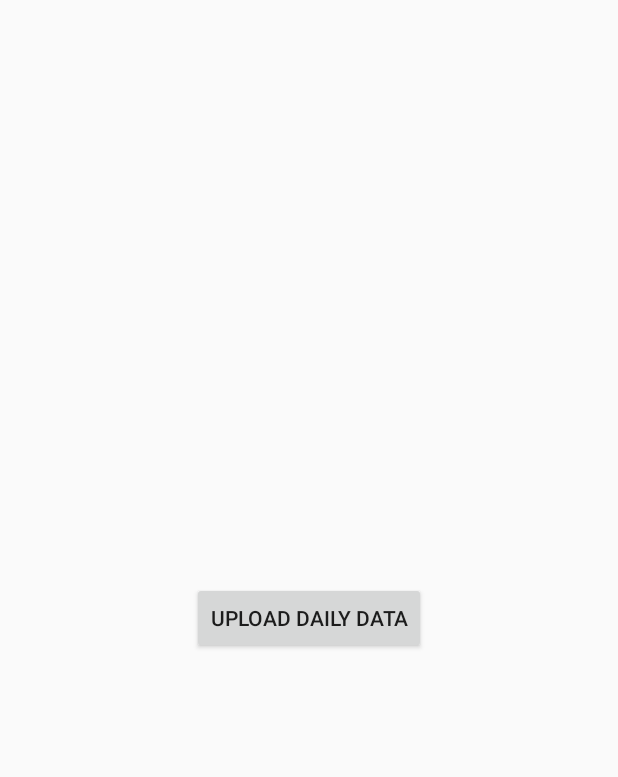
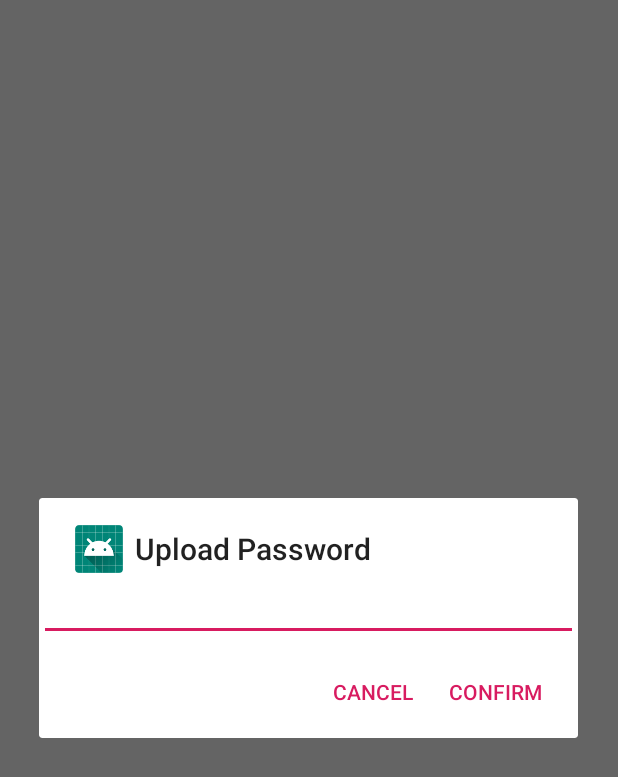
Before and after one commit to mbXian/MyDemo, an Android app: the screen it shows after launch (WorkoutMainActivity), after a tap on "UPLOAD DAILY DATA", on a phone screen of 412 x 824 dp. Shown: the top 777 px of the screen. Run offline under Robolectric (Android 15) with nearby library versions, the phone set to English and light mode, and no system bars; 1 other tap on this screen came first.

Commit message:
Add: Password check

```diff
--- a/app/src/main/java/com/xmb/demo/activity/workout/WorkoutMainActivity.java
+++ b/app/src/main/java/com/xmb/demo/activity/workout/WorkoutMainActivity.java
@@ -1,16 +1,21 @@
 package com.xmb.demo.activity.workout;
 
 import android.app.Activity;
+import android.app.AlertDialog;
+import android.content.DialogInterface;
 import android.os.Bundle;
 import android.support.annotation.Nullable;
 import android.text.TextUtils;
 import android.view.View;
 import android.widget.Button;
+import android.widget.EditText;
 import android.widget.Toast;
+
 import com.xmb.demo.R;
 import com.xmb.demo.network.MyCallBack;
 import com.xmb.demo.network.NetClient;
 import com.xmb.demo.network.NetWorkUrl;
+
 import org.json.JSONException;
 import org.json.JSONObject;
 
@@ -56,10 +61,29 @@ public class WorkoutMainActivity extends Activity {
             }
         });
 
-        uploadButton.setVisibility(View.GONE);
-        uploadButton.setOnClickListener(new View.OnClickListener() {
+        //密码确认输入框
+        final EditText uploadPasswordEditText = new EditText(WorkoutMainActivity.this);
+        AlertDialog.Builder dialogBuilder = new AlertDialog.Builder(WorkoutMainActivity.this);
+        dialogBuilder.setTitle("Upload Password");
+        dialogBuilder.setIcon(R.mipmap.ic_launcher_round);
+        //设置dialog布局
+        dialogBuilder.setView(uploadPasswordEditText);
+        //设置按钮
+        dialogBuilder.setPositiveButton("Confirm"
+                , new DialogInterface.OnClickListener() {
                     @Override
-            public void onClick(View view) {
+                    public void onClick(DialogInterface dialog, int which) {
+
+                        if (TextUtils.isEmpty(uploadPasswordEditText.getText())) {
+                            showErrorTips("请填写密码");
+                            return;
+                        }
+
+                        try {
+                            paramJsonObject.put("password", uploadPasswordEditText.getText());
+                        } catch (Exception e) {
+
+                        }
 
                         NetClient.getNetClient().callNetPost(NetWorkUrl.WORKOUT_DAILY_DATA_UPLOAD_TEMP_URL, paramJsonObject, new MyCallBack() {
                             @Override
@@ -78,7 +102,7 @@ public class WorkoutMainActivity extends Activity {
                                                 @Override
                                                 public void run() {
                                                     uploadButton.setEnabled(false);
-                                        Toast.makeText(WorkoutMainActivity.this, "Upload Success! Keep it!", Toast.LENGTH_SHORT).show();
+                                                    Toast.makeText(WorkoutMainActivity.this, "Upload Success! Keep it!", Toast.LENGTH_LONG).show();
                                                 }
                                             });
                                         } else {
@@ -94,6 +118,16 @@ public class WorkoutMainActivity extends Activity {
                             }
                         });
                     }
+                }).setNegativeButton("Cancel", null);
+        final AlertDialog alertDialog = dialogBuilder.create();
+
+        uploadButton.setVisibility(View.GONE);
+        uploadButton.setOnClickListener(new View.OnClickListener() {
+            @Override
+            public void onClick(View view) {
+                uploadPasswordEditText.setText("");
+                alertDialog.show();
+            }
         });
     }
 
```
Lines whose indentation alone changed are shown as unchanged.
